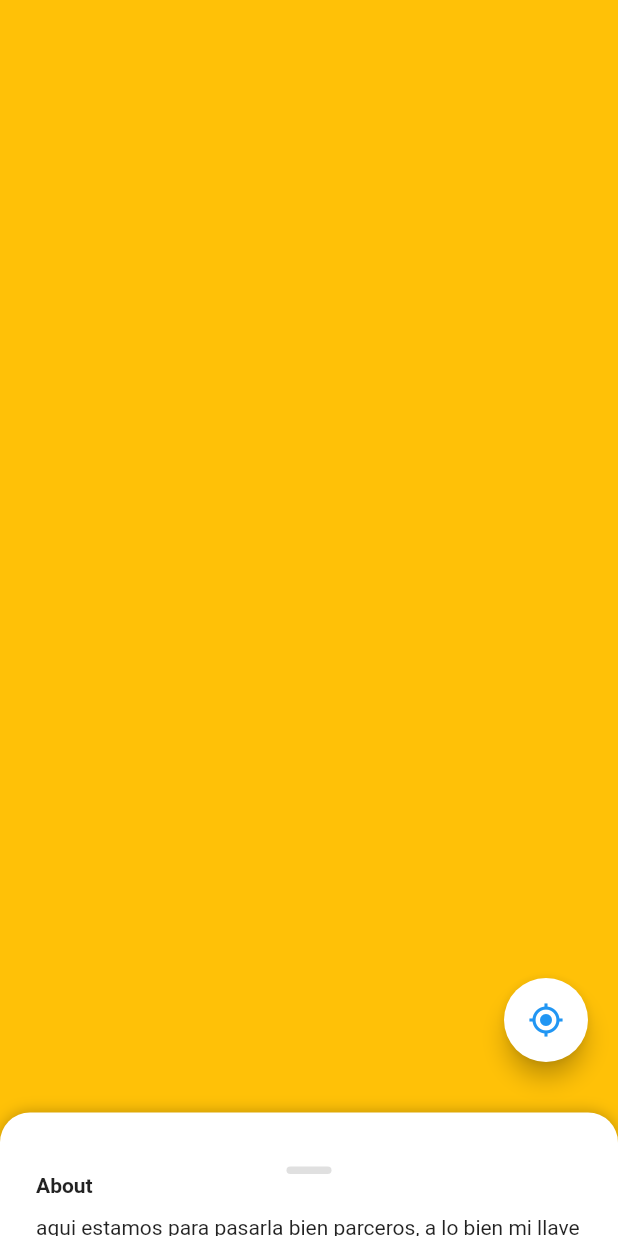
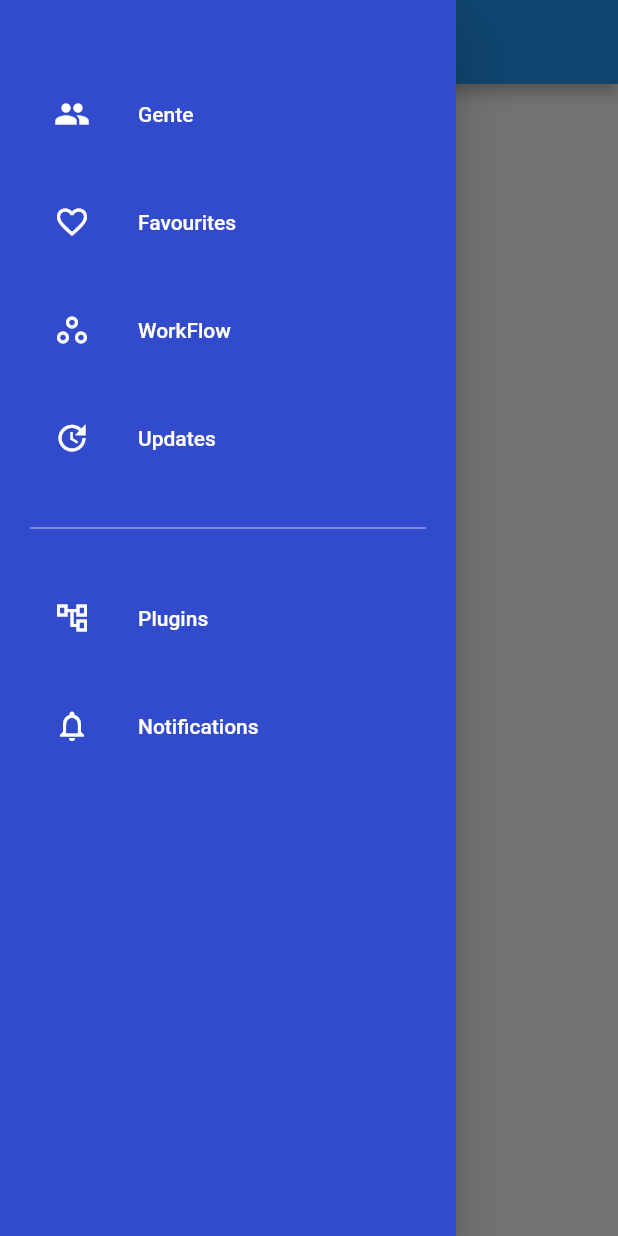
Before and after one commit to EduardinDev/widgetsFlutter, a Flutter app: the screen it shows after launch, with the side drawer open (before the commit the screen has no drawer), on a phone screen of 412 x 824 dp. Run offline on Flutter 3.47's test engine with Material 2 defaults, Android fonts, the phone set to English and light mode, and no system bars; drawn by our look-alikes of sliding_up_panel.

Commit message:
se creó widget sidebar_blue_basic

```diff
--- a/lib/main.dart
+++ b/lib/main.dart
@@ -1,6 +1,6 @@
 
-//import 'package:draggablesheet/pages/draggableSheet.dart';
-import 'package:draggablesheet/pages/draggables/draggable_map/draggableMap.dart';
+
+import 'package:draggablesheet/pages/pages.dart';
 import 'package:flutter/material.dart';
 
 void main() => runApp(MyApp());
@@ -11,7 +11,7 @@ class MyApp extends StatelessWidget {
     return MaterialApp(
       debugShowCheckedModeBanner: false,
       title: 'Material App',
-      home: DraggableMapa()
+      home: SidebarBlue()
     );
   }
 }
--- /dev/null
+++ b/lib/pages/pages.dart
@@ -0,0 +1,2 @@
+export 'package:draggablesheet/pages/sidebars/sidebar_blue_basic/sidebarBlue.dart';
+export 'package:draggablesheet/pages/draggables/draggable_map/draggableMap.dart';
--- /dev/null
+++ b/lib/pages/sidebars/sidebar_blue_basic/navigation_drawer.dart
@@ -0,0 +1,90 @@
+import 'package:draggablesheet/pages/sidebars/sidebar_blue_basic/favouritesPage.dart';
+import 'package:draggablesheet/pages/sidebars/sidebar_blue_basic/peoplePage.dart';
+import 'package:flutter/material.dart';
+
+class NavigationDrawerWidget extends StatelessWidget {
+  final padding = EdgeInsets.symmetric(horizontal: 20);
+
+  @override
+  Widget build(BuildContext context) {
+    return Drawer(
+      child: Container(
+        color: Color.fromRGBO(50, 75, 205, 1),
+        child: ListView(
+          padding: padding,
+          children: <Widget>[
+            const SizedBox(height: 48),
+            buildMenuItem(
+              text: 'Gente',
+              icon: Icons.people,
+              onClicked: () => selectedItem(context, 0),
+            ),
+            const SizedBox(height: 16),
+            buildMenuItem(
+              text: 'Favourites',
+              icon: Icons.favorite_border,
+              onClicked: () => selectedItem(context, 1),
+            ),
+            const SizedBox(height: 16),
+            buildMenuItem(
+              text: 'WorkFlow',
+              icon: Icons.workspaces_outline,
+              onClicked: () => selectedItem(context, 2),
+            ),
+            const SizedBox(height: 16),
+            buildMenuItem(
+              text: 'Updates',
+              icon: Icons.update,
+              onClicked: () => selectedItem(context, 3),
+            ),
+            const SizedBox(height: 24),
+            Divider(
+              color: Colors.white70,
+            ),
+            const SizedBox(height: 24),
+            buildMenuItem(
+              text: 'Plugins',
+              icon: Icons.account_tree_outlined,
+              onClicked: () => selectedItem(context, 4),
+            ),
+            const SizedBox(height: 16),
+            buildMenuItem(
+              text: 'Notifications',
+              icon: Icons.notifications_outlined,
+              onClicked: () => selectedItem(context, 5),
+            ),
+          ],
+        ),
+      ),
+    );
+  }
+
+  Widget buildMenuItem(
+      {required String text, required IconData icon, VoidCallback? onClicked}) {
+    final color = Colors.white;
+    final hoverColor = Colors.white70;
+    return ListTile(
+      leading: Icon(icon, color: color),
+      title: Text(
+        text,
+        style: TextStyle(color: color),
+      ),
+      hoverColor: hoverColor,
+      onTap: onClicked,
+    );
+  }
+
+  void selectedItem(BuildContext context, int index) {
+    Navigator.of(context).pop();
+    switch (index) {
+      case 0:
+        Navigator.of(context)
+            .push(MaterialPageRoute(builder: (context) => PeoplePage()));
+        break;
+      case 1:
+        Navigator.of(context)
+            .push(MaterialPageRoute(builder: (context) => FavouritesPage()));
+        break;
+    }
+  }
+}
--- /dev/null
+++ b/lib/pages/sidebars/sidebar_blue_basic/sidebarBlue.dart
@@ -0,0 +1,17 @@
+import 'package:draggablesheet/pages/sidebars/sidebar_blue_basic/navigation_drawer.dart';
+import 'package:flutter/material.dart';
+
+class SidebarBlue extends StatefulWidget {
+  @override
+  _SidebarBlueState createState() => _SidebarBlueState();
+}
+
+class _SidebarBlueState extends State<SidebarBlue> {
+  @override
+  Widget build(BuildContext context) => Scaffold(
+    drawer: NavigationDrawerWidget(),
+    appBar: AppBar(
+      title: Text('Navigation Drawer'),
+    ),
+  );
+}
```
Also changed, not shown: lib/pages/sidebars/sidebar_blue_basic/favouritesPage.dart (added, +12 -0 lines), lib/pages/sidebars/sidebar_blue_basic/peoplePage.dart (added, +12 -0 lines).
